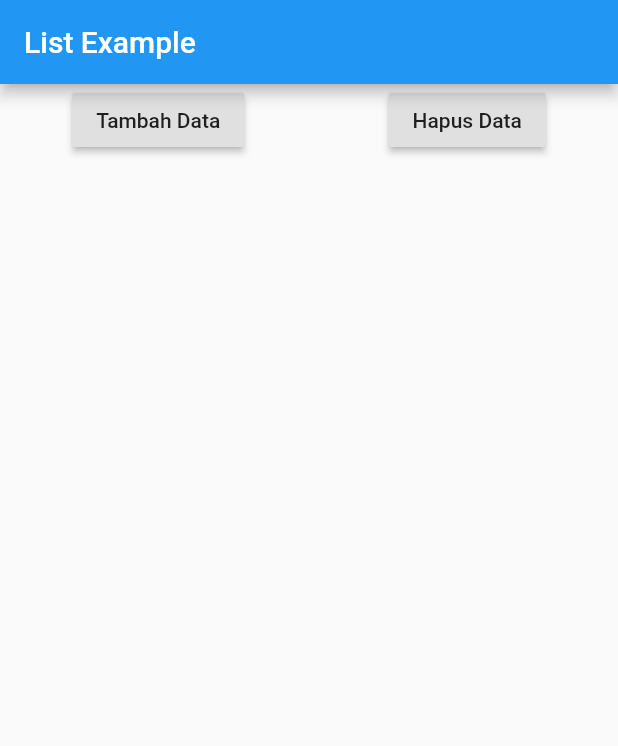
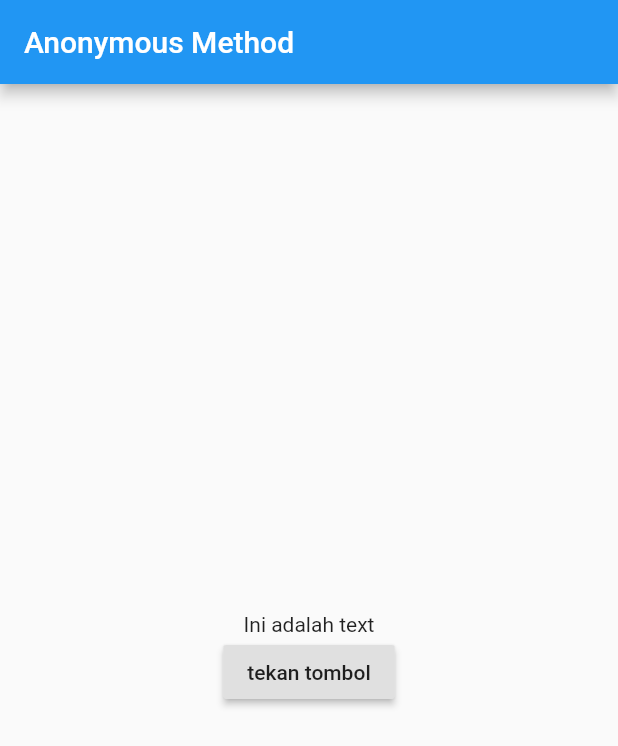
Before and after one commit to zaenury/flutter_apps, a Flutter app: the screen it shows after launch, on a phone screen of 412 x 824 dp. Shown: the top 746 px of the screen. Run offline on Flutter 3.47's test engine with Material 2 defaults, Android fonts, the phone set to English and light mode, and no system bars.

Commit message:
anonymous method

```diff
--- a/lib/main.dart
+++ b/lib/main.dart
@@ -1,9 +1,52 @@
-import 'dart:developer';
-
 import 'package:flutter/material.dart';
 
 void main() {
-  runApp(new ListExample());
+  runApp(new AnonymousMethod());
+}
+
+class AnonymousMethod extends StatefulWidget {
+  @override
+  _AnonymousMethodState createState() => _AnonymousMethodState();
+}
+
+class _AnonymousMethodState extends State<AnonymousMethod> {
+  String message = "Ini adalah text";
+
+  // Kalau cuma sekali pakai tidak butuh deklrasai method dengan nama.
+  // Langsung pakai ditempat yang diinginkan
+  // void clickedButton() {
+  //   setState(() {
+  //     message = "Tombol ini sudah ditekan";
+  //   });
+  // }
+
+  @override
+  Widget build(BuildContext context) {
+    return MaterialApp(
+      home: Scaffold(
+        appBar: AppBar(
+          title: Text("Anonymous Method"),
+        ),
+        body: Center(
+          child: Column(
+            mainAxisAlignment: MainAxisAlignment.center,
+            children: <Widget>[
+              Text(message),
+              RaisedButton(
+                child: Text("tekan tombol"),
+                //anonymouse method (method tanpa nama)
+                onPressed: () {
+                  setState(() {
+                    message = "Tombol ini sudah ditekan";
+                  });
+                },
+              )
+            ],
+          ),
+        ),
+      ),
+    );
+  }
 }
 
 class ListExample extends StatefulWidget {
```
